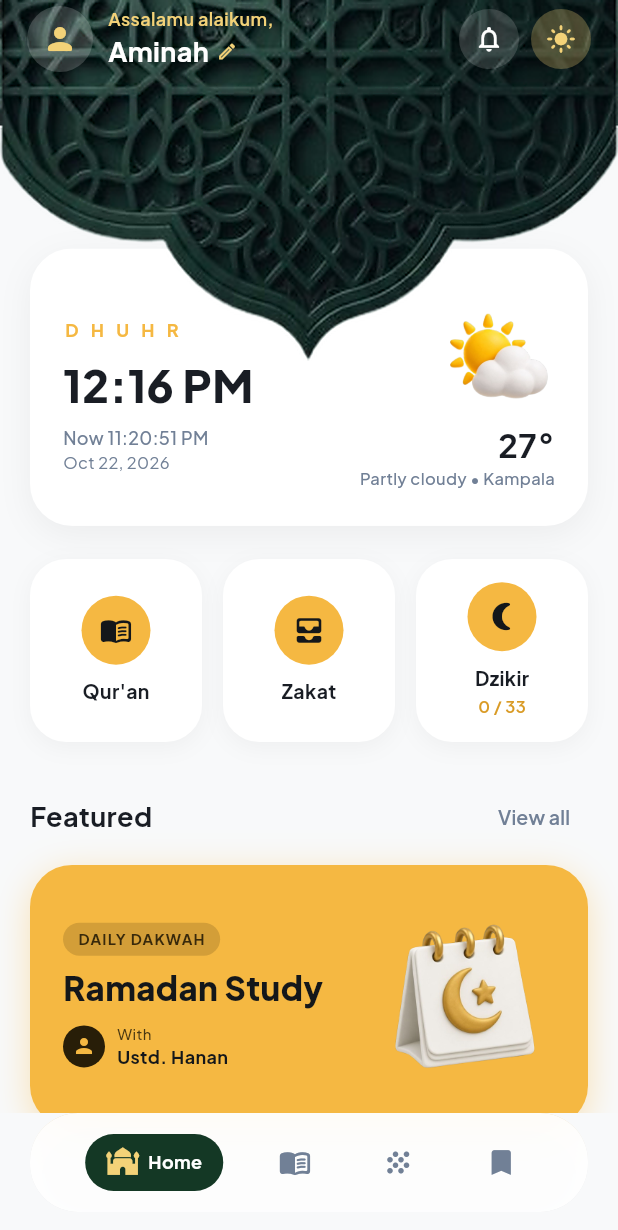
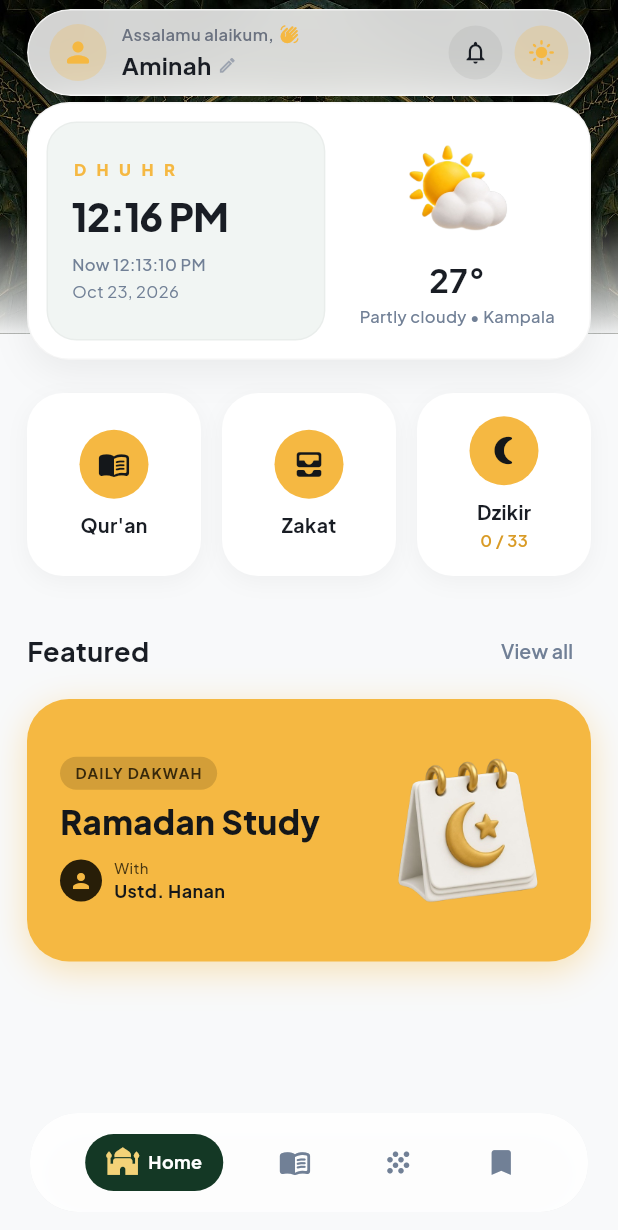
Before and after one commit to piustech1/my-quran, a Flutter app: the screen it shows after launch, on a phone screen of 412 x 824 dp. Shown: the top 1230 px of the screen. Run offline on Flutter 3.47's test engine with Material 3 defaults, Android fonts, the phone set to English and light mode, and no system bars; our stand-ins replace google_fonts, just_audio, shared_preferences.

Commit message:
feat: v1.8.0 new mufta muqarnas archway & glassmorphic nested card UI

```diff
--- a/lib/screens/home_dashboard_screen.dart
+++ b/lib/screens/home_dashboard_screen.dart
@@ -4,8 +4,6 @@ import 'package:google_fonts/google_fonts.dart';
 import '../constants/app_colors.dart';
 import '../services/theme_service.dart';
 import '../widgets/dzikir_counter_dialog.dart';
-import '../widgets/mufta_cutout_clipper.dart';
-import '../widgets/mufta_header.dart';
 import 'quran_library_screen.dart';
 
 class HomeDashboardScreen extends StatefulWidget {
@@ -148,54 +146,94 @@ class _HomeDashboardScreenState extends State<HomeDashboardScreen> {
 
     final topPadding = MediaQuery.of(context).padding.top;
     final screenWidth = MediaQuery.of(context).size.width;
-    final muftaHeight = (screenWidth * 0.584) + (topPadding > 24 ? (topPadding - 24) : 0);
-    final cardTopOffset = muftaHeight - 75.0;
+    final muftaHeight = screenWidth * 0.54 + topPadding;
 
     return Scaffold(
       backgroundColor: bg,
       body: Stack(
         children: [
-          // 1. Scrollable Body Content (Starts smoothly under the Mufta arch)
-          Positioned.fill(
-            child: SingleChildScrollView(
-              physics: const BouncingScrollPhysics(),
-              padding: EdgeInsets.fromLTRB(20, cardTopOffset, 20, 24),
-              child: Column(
-                crossAxisAlignment: CrossAxisAlignment.stretch,
+          // 1. Mufta Backdrop at the top with gentle bottom fade
+          Positioned(
+            top: 0,
+            left: 0,
+            right: 0,
+            child: SizedBox(
+              height: muftaHeight,
+              child: Stack(
+                fit: StackFit.expand,
                 children: [
-                  // 2. Prayer Card with Mufta Cutout Cradle ("DHUHR 12:16 PM" with Sun/Cloud Illustration & Weather)
-                  Stack(
-                    children: [
-                      // Ambient drop shadow for the card
-                      Positioned.fill(
+                  Image.asset(
+                    'assets/new_mufta.jpg',
+                    fit: BoxFit.cover,
+                    alignment: Alignment.topCenter,
+                    filterQuality: FilterQuality.high,
+                  ),
+                  Positioned(
+                    left: 0,
+                    right: 0,
+                    bottom: 0,
+                    height: 80,
                     child: Container(
                       decoration: BoxDecoration(
-                            borderRadius: BorderRadius.circular(28),
-                            boxShadow: [
-                              BoxShadow(
-                                color: Colors.black.withOpacity(isDark ? 0.25 : 0.05),
-                                blurRadius: 18,
-                                offset: const Offset(0, 6),
+                        gradient: LinearGradient(
+                          begin: Alignment.topCenter,
+                          end: Alignment.bottomCenter,
+                          colors: [
+                            bg.withOpacity(0.0),
+                            bg.withOpacity(0.96),
+                          ],
+                        ),
+                      ),
+                    ),
                   ),
                 ],
               ),
             ),
           ),
-                      // Card with custom cutout notch for the Mufta protruding sharp tip
-                      ClipPath(
-                        clipper: const MuftaCutoutClipper(
-                          notchWidth: 160.0,
-                          notchDepth: 46.0,
-                          borderRadius: 28.0,
+
+          // 2. Scrollable Body Content (Starts smoothly under the floating top bar)
+          Positioned.fill(
+            child: SingleChildScrollView(
+              physics: const BouncingScrollPhysics(),
+              padding: EdgeInsets.fromLTRB(18, topPadding + 68.0, 18, 24),
+              child: Column(
+                crossAxisAlignment: CrossAxisAlignment.stretch,
+                children: [
+                  // 2. Main Prayer Card with Nested Inner Hour Card
+                  Container(
+                    height: 172,
+                    decoration: BoxDecoration(
+                      color: isDark ? AppColors.darkSurface : Colors.white,
+                      borderRadius: BorderRadius.circular(28),
+                      border: Border.all(
+                        color: isDark ? AppColors.darkBorder : Colors.black.withOpacity(0.04),
+                        width: 1,
                       ),
-                        child: Container(
-                          height: 185,
-                          padding: const EdgeInsets.fromLTRB(22, 28, 22, 16),
-                          color: isDark ? AppColors.darkSurface : AppColors.lightSurface,
+                      boxShadow: [
+                        BoxShadow(
+                          color: Colors.black.withOpacity(isDark ? 0.35 : 0.06),
+                          blurRadius: 20,
+                          offset: const Offset(0, 8),
+                        ),
+                      ],
+                    ),
+                    padding: const EdgeInsets.all(12),
                     child: Row(
                       children: [
-                              // Prayer Time Details
+                        // Left: The Nested Hour Card
                         Expanded(
+                          flex: 11,
+                          child: Container(
+                            height: double.infinity,
+                            padding: const EdgeInsets.fromLTRB(16, 14, 14, 14),
+                            decoration: BoxDecoration(
+                              color: isDark ? const Color(0xFF1E2220) : const Color(0xFFF1F5F3),
+                              borderRadius: BorderRadius.circular(20),
+                              border: Border.all(
+                                color: isDark ? Colors.white.withOpacity(0.05) : Colors.black.withOpacity(0.03),
+                                width: 1,
+                              ),
+                            ),
                             child: Column(
                               crossAxisAlignment: CrossAxisAlignment.start,
                               mainAxisAlignment: MainAxisAlignment.center,
@@ -203,32 +241,34 @@ class _HomeDashboardScreenState extends State<HomeDashboardScreen> {
                                 Text(
                                   'D H U H R',
                                   style: GoogleFonts.plusJakartaSans(
-                                        fontSize: 12,
-                                        fontWeight: FontWeight.bold,
-                                        letterSpacing: 3.0,
+                                    fontSize: 11,
+                                    fontWeight: FontWeight.w800,
+                                    letterSpacing: 2.5,
                                     color: AppColors.accentGold,
+                                  ),
+                                ),
+                                const SizedBox(height: 4),
+                                Text(
+                                  '12:16 PM',
+                                  style: GoogleFonts.plusJakartaSans(
+                                    fontSize: 26,
+                                    fontWeight: FontWeight.w800,
+                                    color: textPrimary,
+                                    letterSpacing: -0.5,
                                   ),
                                 ),
                                 const SizedBox(height: 6),
                                 Text(
-                                      '12:16 PM',
+                                  'Now 12:13:10 PM',
                                   style: GoogleFonts.plusJakartaSans(
-                                        fontSize: 30,
-                                        fontWeight: FontWeight.w800,
-                                        color: textPrimary,
-                                      ),
-                                    ),
-                                    const SizedBox(height: 6),
-                                    Text(
-                                      'Now 11:20:51 PM',
-                                      style: GoogleFonts.plusJakartaSans(
-                                        fontSize: 12,
+                                    fontSize: 11,
                                     color: textSecondary,
                                     fontWeight: FontWeight.w500,
                                   ),
                                 ),
+                                const SizedBox(height: 2),
                                 Text(
-                                      'Oct 22, 2026',
+                                  'Oct 23, 2026',
                                   style: GoogleFonts.plusJakartaSans(
                                     fontSize: 11,
                                     color: textSecondary,
@@ -237,14 +277,18 @@ class _HomeDashboardScreenState extends State<HomeDashboardScreen> {
                               ],
                             ),
                           ),
+                        ),
+                        const SizedBox(width: 12),
 
-                              // Sun Behind Cloud Illustration & Weather info (matching Image 2)
-                              Column(
+                        // Right: Sun/Cloud Graphic & Weather Info
+                        Expanded(
+                          flex: 9,
+                          child: Column(
                             mainAxisAlignment: MainAxisAlignment.center,
-                                crossAxisAlignment: CrossAxisAlignment.end,
+                            crossAxisAlignment: CrossAxisAlignment.center,
                             children: [
                               _buildSunCloudIllustration(),
-                                  const SizedBox(height: 4),
+                              const SizedBox(height: 6),
                               Text(
                                 '27°',
                                 style: GoogleFonts.plusJakartaSans(
@@ -253,8 +297,10 @@ class _HomeDashboardScreenState extends State<HomeDashboardScreen> {
                                   color: textPrimary,
                                 ),
                               ),
+                              const SizedBox(height: 2),
                               Text(
                                 'Partly cloudy • Kampala',
+                                textAlign: TextAlign.center,
                                 style: GoogleFonts.plusJakartaSans(
                                   fontSize: 11,
                                   color: textSecondary,
@@ -263,11 +309,9 @@ class _HomeDashboardScreenState extends State<HomeDashboardScreen> {
                               ),
                             ],
                           ),
+                        ),
                       ],
                     ),
-                        ),
-                      ),
-                    ],
                   ),
                   const SizedBox(height: 22),
 
@@ -447,16 +491,12 @@ class _HomeDashboardScreenState extends State<HomeDashboardScreen> {
         ),
       ),
 
-      // 2. Fixed HD 4K Mufta Dome Header (Overlaps card with full curves & high controls)
+          // 3. Floating Glassmorphic Top App Bar
           Positioned(
-          top: 0,
-          left: 0,
-          right: 0,
-          child: MuftaHeader(
-            height: muftaHeight,
-            padding: EdgeInsets.fromLTRB(18, topPadding + 4, 18, 8),
+            top: topPadding + 6,
+            left: 18,
+            right: 18,
             child: _buildHeaderRow(isDark),
-          ),
           ),
         ],
       ),
@@ -467,7 +507,28 @@ class _HomeDashboardScreenState extends State<HomeDashboardScreen> {
   }
 
   Widget _buildHeaderRow(bool isDark) {
-    return Row(
+    return ClipRRect(
+      borderRadius: BorderRadius.circular(30),
+      child: BackdropFilter(
+        filter: ImageFilter.blur(sigmaX: 16, sigmaY: 16),
+        child: Container(
+          padding: const EdgeInsets.symmetric(horizontal: 14, vertical: 8),
+          decoration: BoxDecoration(
+            color: isDark ? Colors.black.withOpacity(0.55) : Colors.white.withOpacity(0.82),
+            borderRadius: BorderRadius.circular(30),
+            border: Border.all(
+              color: isDark ? Colors.white.withOpacity(0.12) : Colors.white.withOpacity(0.65),
+              width: 1.0,
+            ),
+            boxShadow: [
+              BoxShadow(
+                color: Colors.black.withOpacity(isDark ? 0.3 : 0.06),
+                blurRadius: 16,
+                offset: const Offset(0, 4),
+              ),
+            ],
+          ),
+          child: Row(
             mainAxisAlignment: MainAxisAlignment.spaceBetween,
             crossAxisAlignment: CrossAxisAlignment.center,
             children: [
@@ -475,41 +536,58 @@ class _HomeDashboardScreenState extends State<HomeDashboardScreen> {
                 children: [
                   // Profile Avatar
                   Container(
-              width: 44,
-              height: 44,
+                    width: 38,
+                    height: 38,
                     decoration: BoxDecoration(
                       shape: BoxShape.circle,
-                color: Colors.white.withOpacity(0.18),
+                      color: AppColors.accentGold.withOpacity(0.25),
                     ),
-              child: const Icon(Icons.person_rounded, color: AppColors.warmGold, size: 24),
+                    child: const Icon(Icons.person_rounded, color: AppColors.accentGold, size: 22),
                   ),
                   const SizedBox(width: 10),
 
-            // Greeting "Assalamu alaikum, Aminah ✎"
+                  // Greeting "Assalamu alaikum," with waving hand icon & "Aminah" ✎
                   Column(
                     crossAxisAlignment: CrossAxisAlignment.start,
+                    mainAxisSize: MainAxisSize.min,
+                    children: [
+                      Row(
                         mainAxisSize: MainAxisSize.min,
                         children: [
                           Text(
                             "Assalamu alaikum,",
                             style: GoogleFonts.plusJakartaSans(
-                    fontSize: 12,
-                    color: AppColors.warmGold,
+                              fontSize: 11,
+                              color: isDark ? AppColors.warmGold : const Color(0xFF6B7280),
                               fontWeight: FontWeight.w600,
                             ),
                           ),
+                          const SizedBox(width: 4),
+                          const Icon(
+                            Icons.waving_hand_rounded,
+                            size: 13,
+                            color: AppColors.accentGold,
+                          ),
+                        ],
+                      ),
+                      const SizedBox(height: 1),
                       Row(
+                        mainAxisSize: MainAxisSize.min,
                         children: [
                           Text(
                             "Aminah",
                             style: GoogleFonts.plusJakartaSans(
-                        fontSize: 18,
+                              fontSize: 16,
                               fontWeight: FontWeight.bold,
-                        color: Colors.white,
+                              color: isDark ? Colors.white : AppColors.lightTextPrimary,
                             ),
                           ),
-                    const SizedBox(width: 5),
-                    const Icon(Icons.edit_outlined, size: 14, color: AppColors.warmGold),
+                          const SizedBox(width: 4),
+                          Icon(
+                            Icons.edit_outlined,
+                            size: 13,
+                            color: isDark ? AppColors.warmGold : const Color(0xFF9CA3AF),
+                          ),
                         ],
                       ),
                     ],
@@ -521,40 +599,43 @@ class _HomeDashboardScreenState extends State<HomeDashboardScreen> {
               Row(
                 children: [
                   Container(
-              width: 40,
-              height: 40,
+                    width: 36,
+                    height: 36,
                     decoration: BoxDecoration(
                       shape: BoxShape.circle,
-                color: Colors.white.withOpacity(0.15),
+                      color: isDark ? Colors.white.withOpacity(0.12) : Colors.black.withOpacity(0.05),
                     ),
                     alignment: Alignment.center,
-              child: const Icon(
+                    child: Icon(
                       Icons.notifications_outlined,
-                color: Colors.white,
-                size: 20,
+                      color: isDark ? Colors.white : AppColors.lightTextPrimary,
+                      size: 18,
                     ),
                   ),
                   const SizedBox(width: 8),
                   GestureDetector(
                     onTap: () => _themeService.toggleTheme(),
                     child: Container(
-                width: 40,
-                height: 40,
+                      width: 36,
+                      height: 36,
                       decoration: BoxDecoration(
                         shape: BoxShape.circle,
-                  color: AppColors.warmGold.withOpacity(0.28),
+                        color: AppColors.accentGold.withOpacity(0.24),
                       ),
                       alignment: Alignment.center,
                       child: Icon(
                         isDark ? Icons.dark_mode_rounded : Icons.light_mode_rounded,
-                  color: AppColors.warmGold,
-                  size: 20,
+                        color: AppColors.accentGold,
+                        size: 18,
                       ),
                     ),
                   ),
                 ],
               ),
             ],
+          ),
+        ),
+      ),
     );
   }
 
--- a/lib/screens/quran_library_screen.dart
+++ b/lib/screens/quran_library_screen.dart
@@ -7,7 +7,6 @@ import '../services/audio_service.dart';
 import '../services/storage_service.dart';
 import '../widgets/audio_player_bar.dart';
 import '../widgets/islamic_star_badge.dart';
-import '../widgets/mufta_cutout_clipper.dart';
 import '../widgets/mufta_header.dart';
 import '../widgets/quran_3d_graphic.dart';
 import 'reader_screen.dart';
@@ -187,14 +186,14 @@ class _QuranLibraryScreenState extends State<QuranLibraryScreen>
                 Column(
                   crossAxisAlignment: CrossAxisAlignment.stretch,
                   children: [
-                    // 1. Golden "Last Read" Card with Mufta Cutout Cradle
+                    // 1. Golden "Last Read" Card
                     Padding(
                       padding: const EdgeInsets.fromLTRB(16, 10, 16, 14),
-                      child: Stack(
-                        children: [
-                          Positioned.fill(
                       child: Container(
+                        height: 180,
+                        padding: const EdgeInsets.fromLTRB(22, 20, 14, 18),
                         decoration: BoxDecoration(
+                          color: AppColors.accentGold,
                           borderRadius: BorderRadius.circular(28),
                           boxShadow: [
                             BoxShadow(
@@ -204,18 +203,6 @@ class _QuranLibraryScreenState extends State<QuranLibraryScreen>
                             ),
                           ],
                         ),
-                            ),
-                          ),
-                          ClipPath(
-                            clipper: const MuftaCutoutClipper(
-                              notchWidth: 160.0,
-                              notchDepth: 42.0,
-                              borderRadius: 28.0,
-                            ),
-                            child: Container(
-                              height: 180,
-                              padding: const EdgeInsets.fromLTRB(22, 26, 14, 18),
-                              color: AppColors.accentGold,
                         child: Row(
                     children: [
                       // Left content
@@ -318,9 +305,6 @@ class _QuranLibraryScreenState extends State<QuranLibraryScreen>
                       ),
                     ],
                   ),
-                ),
-              ),
-            ],
                 ),
               ),
 
--- a/lib/widgets/mufta_header.dart
+++ b/lib/widgets/mufta_header.dart
@@ -20,9 +20,12 @@ class MuftaHeader extends StatelessWidget {
   Widget build(BuildContext context) {
     final topPadding = MediaQuery.of(context).padding.top;
     final screenWidth = MediaQuery.of(context).size.width;
-    // Natural aspect ratio of 4K Mufta asset (1440 x 841 = 0.584)
-    final naturalHeight = screenWidth * 0.584;
-    final totalHeight = height ?? (naturalHeight + (topPadding > 24 ? (topPadding - 24) : 0));
+    // Aspect ratio of New Mufta muqarnas asset (1440 x 720 = 0.50)
+    final naturalHeight = screenWidth * 0.54 + topPadding;
+    final totalHeight = height ?? naturalHeight;
+
+    final isDark = Theme.of(context).brightness == Brightness.dark;
+    final fadeColor = isDark ? AppColors.darkBackground : AppColors.lightBackground;
 
     return SizedBox(
       width: double.infinity,
@@ -30,18 +33,7 @@ class MuftaHeader extends StatelessWidget {
       child: Stack(
         clipBehavior: Clip.none,
         children: [
-          // 1. Safe status bar fill at top edge ONLY (never behind transparent arch cutout)
-          Positioned(
-            left: 0,
-            right: 0,
-            top: 0,
-            height: topPadding > 0 ? topPadding : 0,
-            child: Container(
-              color: AppColors.forestGreen,
-            ),
-          ),
-
-          // 2. HD 4K Arabesque Mufta Dome Image (Full curves with transparent arch cutout)
+          // 1. New Mufta Islamic Grand Muqarnas Archway Image
           Positioned(
             left: 0,
             right: 0,
@@ -49,10 +41,10 @@ class MuftaHeader extends StatelessWidget {
             bottom: 0,
             child: IgnorePointer(
               child: Image.asset(
-                'assets/top_mufta.png',
+                'assets/new_mufta.jpg',
                 width: double.infinity,
                 height: totalHeight,
-                fit: BoxFit.fill,
+                fit: BoxFit.cover,
                 alignment: Alignment.topCenter,
                 filterQuality: FilterQuality.high,
                 errorBuilder: (context, error, stackTrace) => Container(
@@ -63,7 +55,29 @@ class MuftaHeader extends StatelessWidget {
             ),
           ),
 
-          // 3. Foreground Controls placed comfortably high up near status bar
+          // 2. Subtle soft bottom fade blending gracefully into screen background
+          Positioned(
+            left: 0,
+            right: 0,
+            bottom: 0,
+            height: 48,
+            child: IgnorePointer(
+              child: Container(
+                decoration: BoxDecoration(
+                  gradient: LinearGradient(
+                    begin: Alignment.topCenter,
+                    end: Alignment.bottomCenter,
+                    colors: [
+                      fadeColor.withOpacity(0.0),
+                      fadeColor.withOpacity(0.92),
+                    ],
+                  ),
+                ),
+              ),
+            ),
+          ),
+
+          // 3. Foreground Controls (Floating glassmorphic top bar)
           Positioned(
             left: 0,
             right: 0,
@@ -72,9 +86,9 @@ class MuftaHeader extends StatelessWidget {
               padding: padding ??
                   EdgeInsets.fromLTRB(
                     18,
-                    topPadding + 4,
+                    topPadding + 6,
                     18,
-                    8,
+                    12,
                   ),
               child: child,
             ),
--- a/pubspec.yaml
+++ b/pubspec.yaml
@@ -16,7 +16,7 @@ publish_to: 'none' # Remove this line if you wish to publish to pub.dev
 # https://developer.apple.com/library/archive/documentation/General/Reference/InfoPlistKeyReference/Articles/CoreFoundationKeys.html
 # In Windows, build-name is used as the major, minor, and patch parts
 # of the product and file versions while build-number is used as the build suffix.
-version: 1.7.1+11
+version: 1.8.0+12
 
 environment:
   sdk: ^3.5.4
```
Also changed, not shown: assets/new_mufta.jpg (added), assets/new_mufta_4k.jpg (added), 1 other file. Lines whose indentation alone changed are shown as unchanged.
